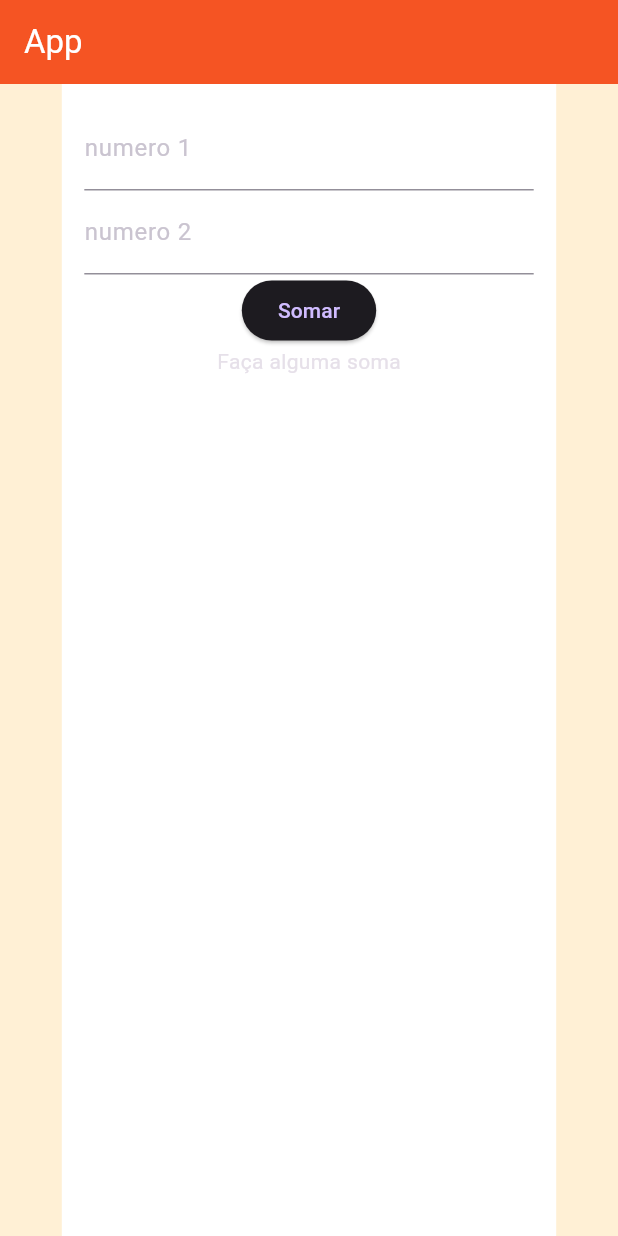
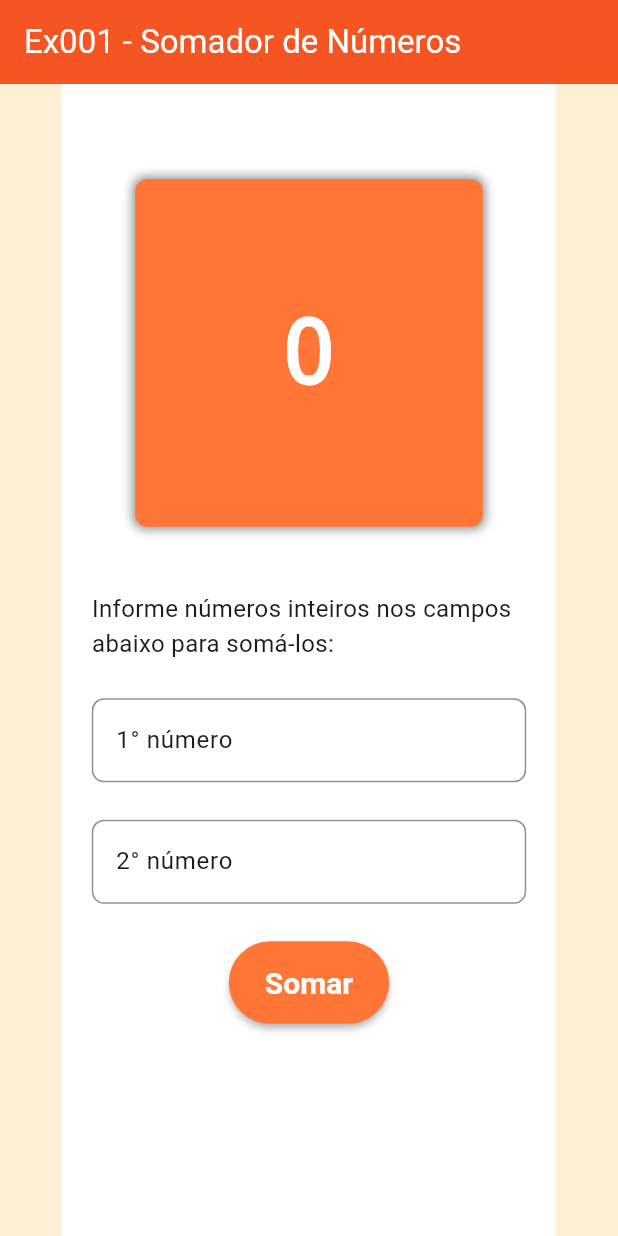
Before and after one commit to RhianVinicius/flutter-ex001, a Flutter app: the screen it shows after launch, on a phone screen of 412 x 824 dp. Run offline on Flutter 3.47's test engine with Material 3 defaults, Android fonts, the phone set to English and light mode, and no system bars.

Commit message:
impement home page style

```diff
--- a/lib/pages/home_page.dart
+++ b/lib/pages/home_page.dart
@@ -21,7 +21,7 @@ class HomePageState extends State<HomePage> {
       appBar: AppBar(
         backgroundColor: AppColors.primary,
         title: Text(
-          "App",
+          "Ex001 - Somador de Números",
           style: TextStyle(color: AppColors.white),
         ),
       ),
@@ -31,7 +31,7 @@ class HomePageState extends State<HomePage> {
           width: MediaQuery.of(context).size.width * 0.8,
           child: Container(
             color: AppColors.white,
-            padding: EdgeInsets.all(15),
+            padding: EdgeInsets.all(20),
             child: HomePageContent()
           )
         )
--- a/lib/pages/home_page_content.dart
+++ b/lib/pages/home_page_content.dart
@@ -1,4 +1,6 @@
 import 'package:flutter/material.dart';
+import 'package:flutter_ex001/theme/app_colors.dart';
+
 
 class HomePageContent extends StatefulWidget {
   const HomePageContent({super.key});
@@ -13,7 +15,7 @@ class HomePageContent extends StatefulWidget {
 class HomePageContentState extends State<HomePageContent> {
   final TextEditingController firstNumberController = TextEditingController();
   final TextEditingController secondNumberController = TextEditingController();
-  dynamic sumResult = "Faça alguma soma";
+  double sumResult = 0;
 
 
   void sumControllers() {
@@ -22,7 +24,6 @@ class HomePageContentState extends State<HomePageContent> {
 
     double firstNumber = double.tryParse(firstNumberString) ?? 0;
     double secondNumber = double.tryParse(secondNumberString) ?? 0;
-
 
     setState(() {
       sumResult = firstNumber + secondNumber;
@@ -34,24 +35,124 @@ class HomePageContentState extends State<HomePageContent> {
   Widget build(BuildContext context) {
     return Column(
       children: [
+        LayoutBuilder(
+          builder: (context, constraints) {
+            final double currentWidth = constraints.maxWidth;
+
+            return Container(
+              width: currentWidth * 0.8,
+              height: currentWidth * 0.8,
+              margin: EdgeInsets.only(top: currentWidth * 0.15, bottom: currentWidth * 0.15),
+              padding: EdgeInsets.all(10),
+              decoration: BoxDecoration(
+                color: AppColors.primaryLight,
+                borderRadius: BorderRadius.circular(8),
+                boxShadow: [
+                  BoxShadow(
+                    color: const Color.fromARGB(132, 27, 27, 29),
+                    blurRadius: 5,
+                    spreadRadius: 1,
+                  ),
+                ]
+              ),
+              child: Center(
+                child: FittedBox(
+                  fit: BoxFit.scaleDown,
+                  child: Text(
+                    sumResult.toStringAsFixed(0),
+                    style: TextStyle(
+                      color: AppColors.white,
+                      fontFamily: 'monospace',
+                      fontSize: 60,
+                      fontWeight: FontWeight.bold,
+                    )
+                  ),
+                )
+              )
+            );
+          }
+        ),
+        Text(
+          "Informe números inteiros nos campos abaixo para somá-los:",
+          style: TextStyle(
+            color: AppColors.black,
+            fontSize: 16
+          )
+        ),
+        SizedBox(height: 25),
         TextField(
           keyboardType: TextInputType.number,
           controller: firstNumberController,
+          style: TextStyle(color: AppColors.black),
           decoration: InputDecoration(
-            label: Text("numero 1")
+            label: Text("1° número"),
+            hintText: 'Digite um número inteiro',
+            border: OutlineInputBorder(borderRadius: BorderRadius.circular(8.0)),
+            labelStyle: TextStyle(
+              color: AppColors.black,
+              fontSize: 16,
+            ),
+            hintStyle: TextStyle(
+              color: AppColors.black,
+              fontSize: 14,
+            ),
+            focusedBorder: OutlineInputBorder(
+              borderRadius: BorderRadius.circular(8),
+              borderSide: BorderSide(
+                color: AppColors.primaryLight,
+                width: 2,
+              ),
+            ),
           ),
         ),
+        SizedBox(height: 25),
         TextField(
           keyboardType: TextInputType.number,
           controller: secondNumberController,
+          style: TextStyle(color: AppColors.black),
           decoration: InputDecoration(
-            label: Text("numero 2")
+            label: Text("2° número"),
+            hintText: 'Digite um número inteiro',
+            border: OutlineInputBorder(borderRadius: BorderRadius.circular(8.0)),
+            labelStyle: TextStyle(
+              color: AppColors.black,
+              fontSize: 16,
+            ),
+            hintStyle: TextStyle(
+              color: AppColors.black,
+              fontSize: 14,
+            ),
+            focusedBorder: OutlineInputBorder(
+              borderRadius: BorderRadius.circular(8),
+              borderSide: BorderSide(
+                color: AppColors.primaryLight,
+                width: 2,
+              ),
+            ),
           ),
         ),
+        SizedBox(height: 25),
         ElevatedButton(
           onPressed: sumControllers,
+          style: ElevatedButton.styleFrom(
+            backgroundColor: AppColors.primaryLight,
+            foregroundColor: Colors.white,
+            elevation: 2,
+            shadowColor: const Color.fromARGB(192, 27, 27, 29),
+            padding: EdgeInsets.symmetric(
+              horizontal: 24,
+              vertical: 16,
+            ),
+            textStyle: TextStyle(
+              fontSize: 20,
+              fontWeight: FontWeight.bold,
+            ),
+            shape: RoundedRectangleBorder(
+              borderRadius: BorderRadius.circular(32), // Arredondamento
+            ),
+          ),
           child: Text("Somar")),
-        Text(sumResult.toString())
+
       ],
     );
   }
```
